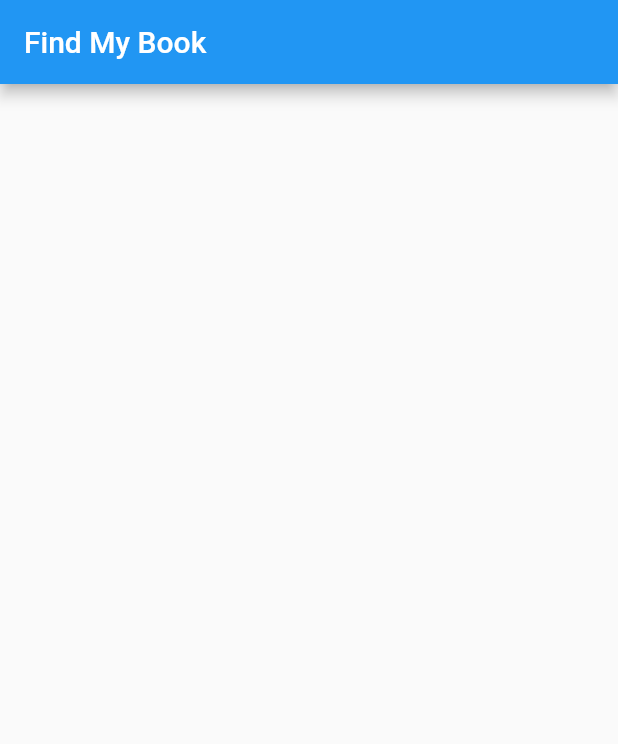
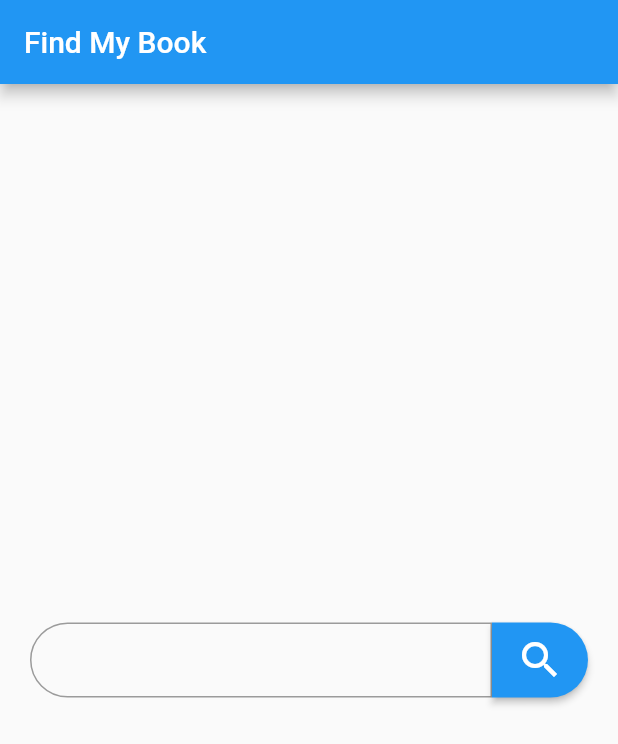
Before and after one commit to SergioLeite-dev/find_my_book, a Flutter app: the screen it shows after launch, on a phone screen of 412 x 824 dp. Shown: the top 744 px of the screen. Run offline on Flutter 3.47's test engine with Material 2 defaults, Android fonts, the phone set to English and light mode, and no system bars.

Commit message:
🚧 wip: Home Screen.

```diff
--- a/lib/views/home_screen.dart
+++ b/lib/views/home_screen.dart
@@ -1,3 +1,5 @@
+import 'package:find_my_book/widgets/left_rounded_text_field.dart';
+import 'package:find_my_book/widgets/right_rounded_button.dart';
 import 'package:flutter/material.dart';
 
 class HomeScreen extends StatefulWidget {
@@ -9,12 +11,33 @@ class HomeScreen extends StatefulWidget {
 }
 
 class _HomeScreenState extends State<HomeScreen> {
+  final _querryController = TextEditingController();
   @override
   Widget build(BuildContext context) {
     return Scaffold(
       appBar: AppBar(
         title: const Text("Find My Book"),
       ),
+      body: Padding(
+        padding: const EdgeInsets.fromLTRB(20, 0, 20, 0),
+        child: Center(
+          child: Row(
+            children: [
+              LeftRoundedTextField(
+                controller: _querryController,
+                height: 50,
+                radius: 30,
+              ),
+              RightRoundedButton(
+                onPressed: () {},
+                iconData: Icons.search,
+                height: 50,
+                radius: 30,
+              ),
+            ],
+          ),
+        ),
+      ),
     );
   }
 }
--- /dev/null
+++ b/lib/widgets/left_rounded_text_field.dart
@@ -0,0 +1,34 @@
+import 'package:flutter/material.dart';
+
+class LeftRoundedTextField extends StatelessWidget {
+  const LeftRoundedTextField({
+    super.key,
+    required this.controller,
+    required this.height,
+    required this.radius,
+  });
+
+  final TextEditingController controller;
+  final double height;
+  final double radius;
+
+  @override
+  Widget build(BuildContext context) {
+    return Expanded(
+      child: SizedBox(
+        height: height,
+        child: TextField(
+          controller: controller,
+          decoration: InputDecoration(
+            border: OutlineInputBorder(
+              borderRadius: BorderRadius.only(
+                topLeft: Radius.circular(radius),
+                bottomLeft: Radius.circular(radius),
+              ),
+            ),
+          ),
+        ),
+      ),
+    );
+  }
+}
--- /dev/null
+++ b/lib/widgets/right_rounded_button.dart
@@ -0,0 +1,37 @@
+import 'package:flutter/material.dart';
+
+class RightRoundedButton extends StatelessWidget {
+  const RightRoundedButton({
+    super.key,
+    required this.onPressed,
+    required this.iconData,
+    required this.height,
+    required this.radius,
+  });
+
+  final VoidCallback onPressed;
+  final IconData iconData;
+  final double height;
+  final double radius;
+
+  @override
+  Widget build(BuildContext context) {
+    return SizedBox(
+      height: height,
+      child: ElevatedButton(
+        onPressed: onPressed,
+        style: ElevatedButton.styleFrom(
+          shape: RoundedRectangleBorder(
+              borderRadius: BorderRadius.only(
+            topRight: Radius.circular(radius),
+            bottomRight: Radius.circular(radius),
+          )),
+        ),
+        child: Icon(
+          iconData,
+          size: 32,
+        ),
+      ),
+    );
+  }
+}
```
